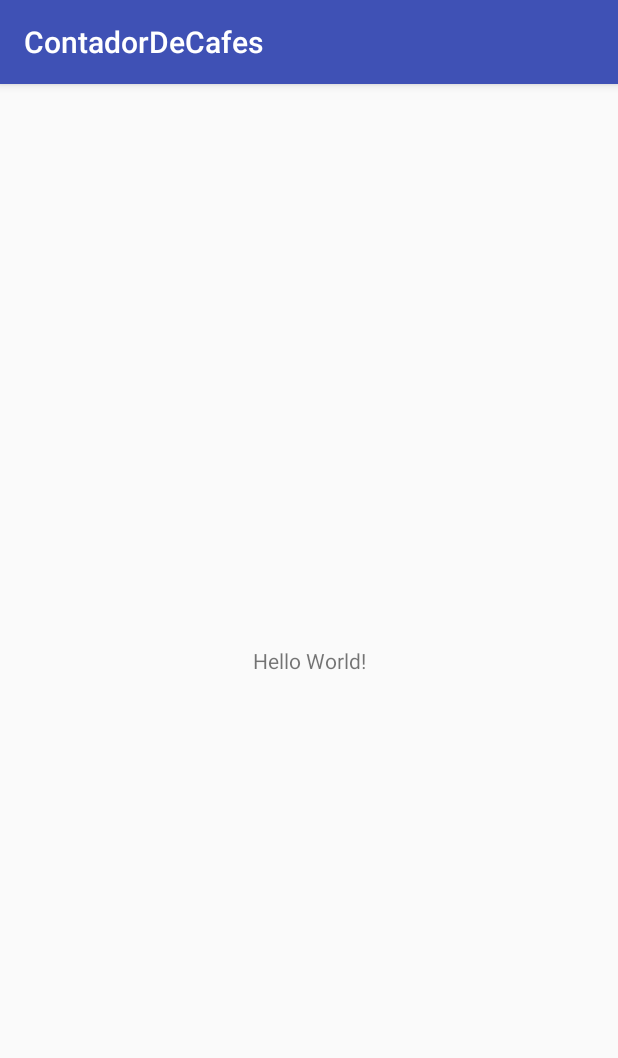
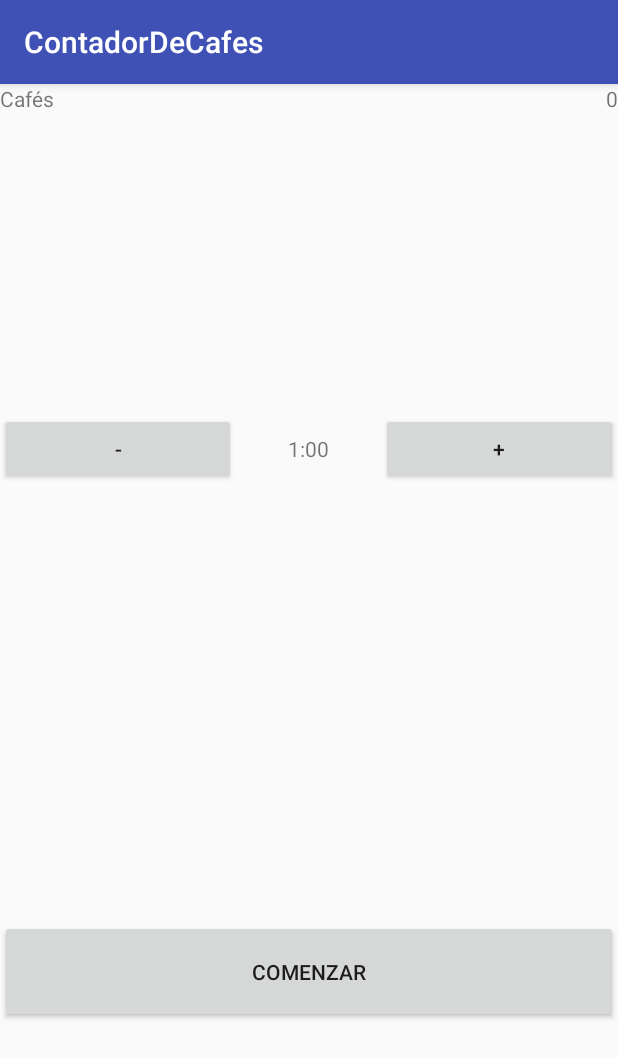
Before and after one commit to alejandroagca/ContadorDeCafes, an Android app: the screen it shows after launch (MainActivity), on a phone screen of 412 x 824 dp. Shown: the top 1058 px of the screen. Run offline under Robolectric (Android 15) with nearby library versions, the phone set to English and light mode, and no system bars.

Commit message:
Segundo commit

```diff
--- a/app/src/main/res/layout/activity_main.xml
+++ b/app/src/main/res/layout/activity_main.xml
@@ -1,18 +1,70 @@
 <?xml version="1.0" encoding="utf-8"?>
-<android.support.constraint.ConstraintLayout xmlns:android="http://schemas.android.com/apk/res/android"
+<LinearLayout xmlns:android="http://schemas.android.com/apk/res/android"
     xmlns:app="http://schemas.android.com/apk/res-auto"
     xmlns:tools="http://schemas.android.com/tools"
     android:layout_width="match_parent"
     android:layout_height="match_parent"
-    tools:context="com.example.contadordecafes.MainActivity">
+    tools:context="com.example.contadordecafes.MainActivity"
+    android:orientation="vertical"
+    android:weightSum="1">
 
-    <TextView
-        android:layout_width="wrap_content"
+    <LinearLayout
+        android:layout_width="match_parent"
         android:layout_height="wrap_content"
-        android:text="Hello World!"
-        app:layout_constraintBottom_toBottomOf="parent"
-        app:layout_constraintLeft_toLeftOf="parent"
-        app:layout_constraintRight_toRightOf="parent"
-        app:layout_constraintTop_toTopOf="parent" />
+        android:orientation="horizontal"
+        android:layout_marginBottom="200dp">
 
-</android.support.constraint.ConstraintLayout>
+        <TextView
+            android:id="@+id/txvCafes"
+            android:layout_width="wrap_content"
+            android:layout_height="wrap_content"
+            android:layout_weight="1"
+            android:text="@string/txvCafes"/>
+
+        <TextView
+            android:id="@+id/txvContador"
+            android:layout_width="wrap_content"
+            android:layout_height="wrap_content"
+            android:layout_weight="1"
+            android:text="@string/txvContador"
+            android:textAlignment="textEnd"/>
+
+    </LinearLayout>
+
+    <LinearLayout
+        android:layout_width="match_parent"
+        android:layout_height="wrap_content"
+        android:orientation="horizontal"
+        android:layout_marginBottom="290dp">
+
+        <Button
+            android:id="@+id/btnMenos"
+            android:layout_width="wrap_content"
+            android:layout_height="wrap_content"
+            android:layout_weight="1"
+            android:text="@string/btnMenos"/>
+
+        <TextView
+            android:id="@+id/txvTiempo"
+            android:layout_width="wrap_content"
+            android:layout_height="wrap_content"
+            android:layout_weight="1"
+            android:text="@string/txvTiempo"
+            android:textAlignment="center"/>
+
+        <Button
+            android:id="@+id/btnMas"
+            android:layout_width="wrap_content"
+            android:layout_height="wrap_content"
+            android:layout_weight="1"
+            android:text="@string/btnMas" />
+    </LinearLayout>
+
+    <Button
+        android:id="@+id/btnComenzar"
+        android:layout_width="match_parent"
+        android:layout_height="wrap_content"
+        android:layout_weight="0.13"
+        android:text="@string/btnComenzar" />
+
+</LinearLayout>
--- a/app/src/main/res/values/strings.xml
+++ b/app/src/main/res/values/strings.xml
@@ -1,3 +1,9 @@
 <resources>
     <string name="app_name">ContadorDeCafes</string>
+    <string name="btnMas">+</string>
+    <string name="btnMenos">-</string>
+    <string name="txvContador">0</string>
+    <string name="txvCafes">Cafés</string>
+    <string name="txvTiempo">1:00</string>
+    <string name="btnComenzar">Comenzar</string>
 </resources>
```
